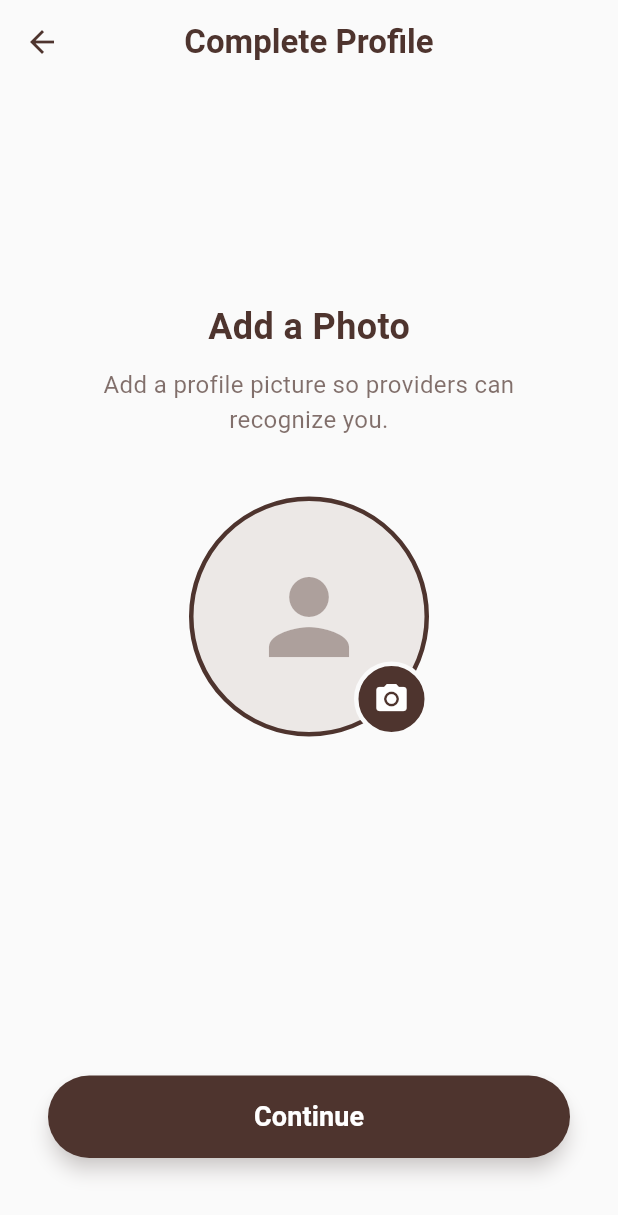
After one commit to BinaryVibe/handyconnect, a Flutter app: the CustomerProfileScreen screen opened directly, after a tap on the "person" icon, on a phone screen of 412 x 824 dp. The commit adds this screen. Shown: the top 1215 px of the screen. Run offline on Flutter 3.47's test engine with Material 3 defaults, Android fonts, the phone set to English and light mode, and no system bars; our stand-ins replace image_picker, supabase_flutter; accounts and stored records are empty.

Commit message:
added customer_profile_input

```diff
--- /dev/null
+++ b/lib/customer_profile_input.dart
@@ -0,0 +1,188 @@
+import 'dart:io';
+import 'package:flutter/material.dart';
+import 'package:image_picker/image_picker.dart';
+
+// --- Theme Colors ---
+final Color primaryBrown = const Color(0xFF4E342E);
+final Color cardBackground = const Color(0xFFD7CCC8);
+final Color scaffoldBackground = const Color(0xFFFAFAFA);
+
+class CustomerProfileScreen extends StatefulWidget {
+  const CustomerProfileScreen({Key? key}) : super(key: key);
+
+  @override
+  State<CustomerProfileScreen> createState() => _CustomerProfileScreenState();
+}
+
+class _CustomerProfileScreenState extends State<CustomerProfileScreen> {
+  File? _profileImage;
+  final ImagePicker _picker = ImagePicker();
+
+  Future<void> _pickImage() async {
+    try {
+      final XFile? pickedFile = await _picker.pickImage(source: ImageSource.gallery);
+      if (pickedFile != null) {
+        setState(() {
+          _profileImage = File(pickedFile.path);
+        });
+      }
+    } catch (e) {
+      ScaffoldMessenger.of(context).showSnackBar(
+        SnackBar(content: Text('Error: $e')),
+      );
+    }
+  }
+
+  void _saveProfile() {
+    if (_profileImage == null) {
+      ScaffoldMessenger.of(context).showSnackBar(
+        const SnackBar(
+          content: Text('Please upload a profile picture to continue.'),
+          backgroundColor: Colors.redAccent,
+        ),
+      );
+      return;
+    }
+
+    // TODO: Upload image to Supabase storage here
+    print("Customer Profile Image: ${_profileImage!.path}");
+
+    ScaffoldMessenger.of(context).showSnackBar(
+      const SnackBar(
+        content: Text('Profile Setup Complete!'),
+        backgroundColor: Colors.green,
+      ),
+    );
+
+    // Navigate to Home Screen
+    // Navigator.pushReplacement(context, MaterialPageRoute(builder: (_) => CustomerHomeScreen()));
+  }
+
+  @override
+  Widget build(BuildContext context) {
+    return Scaffold(
+      backgroundColor: scaffoldBackground,
+      appBar: AppBar(
+        backgroundColor: scaffoldBackground,
+        elevation: 0,
+        leading: IconButton(
+          icon: Icon(Icons.arrow_back, color: primaryBrown),
+          onPressed: () => Navigator.of(context).pop(),
+        ),
+        title: Text(
+          "Complete Profile",
+          style: TextStyle(
+            color: primaryBrown,
+            fontWeight: FontWeight.bold,
+          ),
+        ),
+        centerTitle: true,
+      ),
+      body: SafeArea(
+        child: Padding(
+          padding: const EdgeInsets.all(32.0),
+          child: Column(
+            crossAxisAlignment: CrossAxisAlignment.center,
+            children: [
+              const Spacer(flex: 1),
+
+              Text(
+                "Add a Photo",
+                style: TextStyle(
+                  fontSize: 24,
+                  fontWeight: FontWeight.bold,
+                  color: primaryBrown,
+                ),
+              ),
+              const SizedBox(height: 10),
+              Text(
+                "Add a profile picture so providers can recognize you.",
+                textAlign: TextAlign.center,
+                style: TextStyle(
+                  fontSize: 16,
+                  color: primaryBrown.withOpacity(0.7),
+                ),
+              ),
+
+              const SizedBox(height: 40),
+
+              // --- Circular Image Picker ---
+              GestureDetector(
+                onTap: _pickImage,
+                child: Stack(
+                  alignment: Alignment.bottomRight,
+                  children: [
+                    Container(
+                      width: 160,
+                      height: 160,
+                      decoration: BoxDecoration(
+                        shape: BoxShape.circle,
+                        color: cardBackground.withOpacity(0.4),
+                        border: Border.all(color: primaryBrown, width: 3),
+                        image: _profileImage != null
+                            ? DecorationImage(
+                                image: FileImage(_profileImage!),
+                                fit: BoxFit.cover,
+                              )
+                            : null,
+                      ),
+                      child: _profileImage == null
+                          ? Icon(
+                              Icons.person,
+                              size: 80,
+                              color: primaryBrown.withOpacity(0.4),
+                            )
+                          : null,
+                    ),
+                    // Camera Icon Badge
+                    Container(
+                      padding: const EdgeInsets.all(10),
+                      decoration: BoxDecoration(
+                        color: primaryBrown,
+                        shape: BoxShape.circle,
+                        border: Border.all(color: scaffoldBackground, width: 3),
+                      ),
+                      child: const Icon(
+                        Icons.camera_alt,
+                        color: Colors.white,
+                        size: 24,
+                      ),
+                    ),
+                  ],
+                ),
+              ),
+
+              const Spacer(flex: 2),
+
+              // --- Continue Button ---
+              SizedBox(
+                width: double.infinity,
+                height: 55,
+                child: ElevatedButton(
+                  onPressed: _saveProfile,
+                  style: ElevatedButton.styleFrom(
+                    backgroundColor: primaryBrown,
+                    foregroundColor: Colors.white,
+                    shape: RoundedRectangleBorder(
+                      borderRadius: BorderRadius.circular(30),
+                    ),
+                    elevation: 5,
+                    shadowColor: primaryBrown.withOpacity(0.4),
+                  ),
+                  child: const Text(
+                    "Continue",
+                    style: TextStyle(
+                      fontSize: 18,
+                      fontWeight: FontWeight.w600,
+                    ),
+                  ),
+                ),
+              ),
+              const SizedBox(height: 20),
+            ],
+          ),
+        ),
+      ),
+    );
+  }
+}
--- a/lib/role_selection.dart
+++ b/lib/role_selection.dart
@@ -1,5 +1,6 @@
 import 'package:flutter/material.dart';
 import 'worker_profile_input.dart';
+import 'customer_profile_input.dart';
 import 'package:supabase_flutter/supabase_flutter.dart';
 import 'src/providers/user_provider.dart';
 
@@ -117,24 +118,20 @@ class _RoleSelectionScreenState extends State<RoleSelectionScreen> {
                       : () {
 
                           // UNCOMMENT THIS WHEN YOU HAVE YOUR NEXT SCREENS:
-                          if (selectedRole == 'worker') {
-                            _supabaseService.setUserRole(selectedRole!);
+                          if (selectedRole == 'customer') {
+            // Navigate to the NEW Customer Profile Screen
                             Navigator.push(
                               context,
-                              MaterialPageRoute(
-                                builder: (context) =>
-                                    const WorkerProfileDetailsScreen(),
-                              ),
+                              MaterialPageRoute(builder: (_) => const CustomerProfileScreen())
                             );
-                          } else if (selectedRole == 'customer') {
-                            // TODO: Add Customer Screen logic here later
-                            ScaffoldMessenger.of(context).showSnackBar(
-                              const SnackBar(
-                                content: Text("Customer flow coming soon!"),
-                              ),
+                          } else {
+                            // Navigate to the Worker Detail Screen (previously generated)
+                            Navigator.push(
+                              context,
+                              MaterialPageRoute(builder: (_) => const WorkerProfileDetailsScreen())
                             );
                           }
-                        },
+                      },
                   style: ElevatedButton.styleFrom(
                     backgroundColor: primaryBrown,
                     foregroundColor: Colors.white,
```
Also changed, not shown: pubspec.lock.
